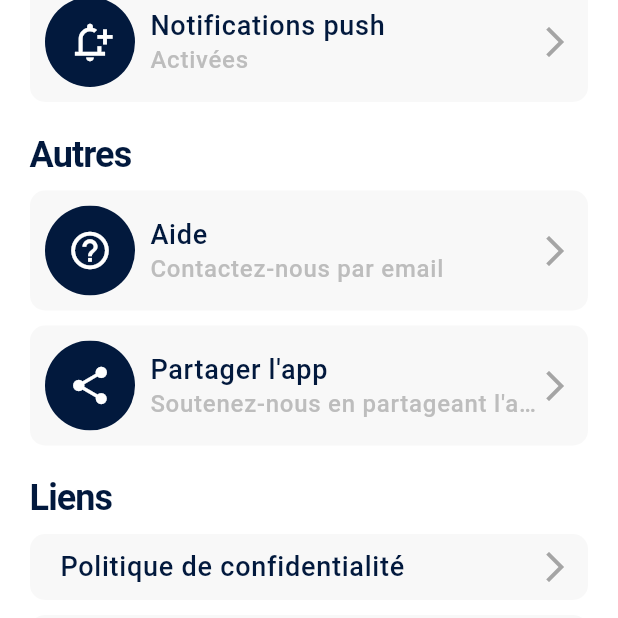
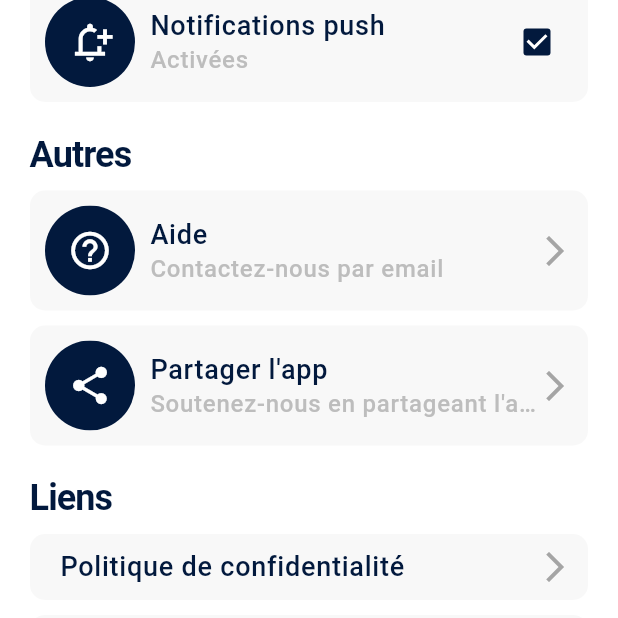
Before and after one commit to Elymne/job_application_1, a Flutter app: the OptionsScreen screen opened by its route, scrolled down 576 dp, on a phone screen of 412 x 824 dp, the top half of it. Run offline on Flutter 3.47's test engine with Material 3 defaults, Android fonts, the light colour scheme and no system bars; our stand-ins replace auto_route, cloud_firestore, dio, firebase_auth, firebase_core, flutter_riverpod and 2 more; missing offline and left inert: firebase_app_check; accounts and stored records are empty; generated files the repository leaves out were written again; network calls fail.

Commit message:
Add blank checbox that does nothing

```diff
--- a/lib/app/screens/options_screen/options_screen.dart
+++ b/lib/app/screens/options_screen/options_screen.dart
@@ -168,7 +168,7 @@ class _State extends ConsumerState<OptionsScreen> {
                           ),
                           firstText: "Notifications push",
                           lastText: "Activées",
-                          sufixe: const Icon(Icons.arrow_forward_ios_sharp, color: Color.fromARGB(255, 165, 165, 165)),
+                          sufixe: Checkbox(onChanged: (value) {}, value: true),
                         ),
                         const SizedBox(height: 20),
 
```
